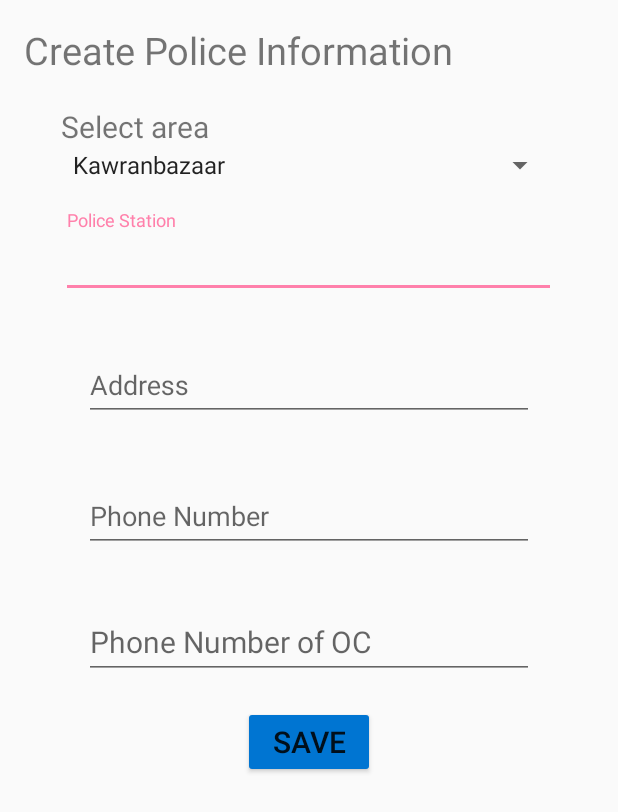
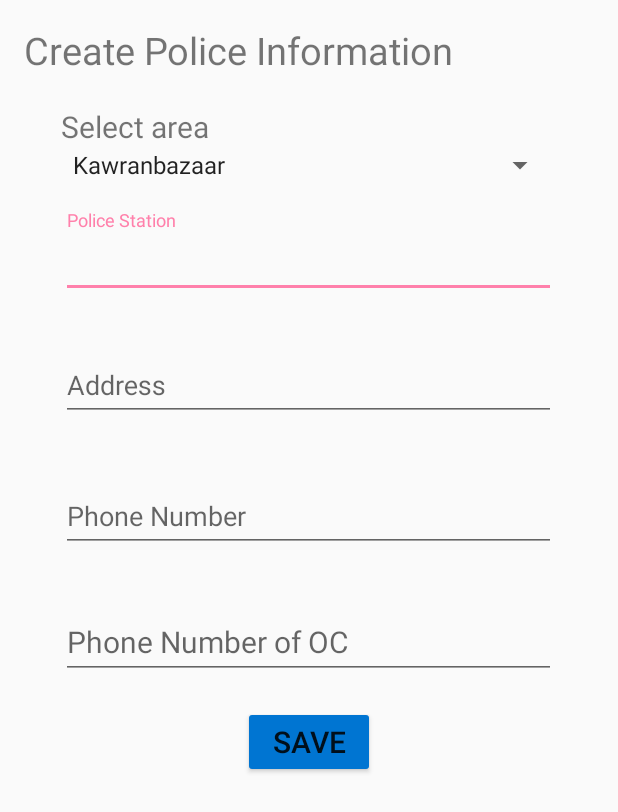
Before and after one commit to bdcosta07/EmergencyService, an Android app: the CreatePolice screen opened directly, with no data from a screen before it, on a phone screen of 412 x 824 dp. Shown: the top 812 px of the screen. Run offline under Robolectric (Android 15) with nearby library versions, the phone set to English and light mode, and no system bars.

Commit message:
correction EditText size

```diff
--- a/app/src/main/res/layout/activity_create_police.xml
+++ b/app/src/main/res/layout/activity_create_police.xml
@@ -56,7 +56,7 @@
 
         <EditText
             android:id="@+id/txtAddress"
-            android:layout_width="300dp"
+            android:layout_width="330dp"
             android:layout_height="wrap_content"
             android:layout_marginBottom="@dimen/margin_bottom"
             android:hint="@string/address"
@@ -72,7 +72,7 @@
 
         <EditText
             android:id="@+id/txtPhoneNo"
-            android:layout_width="300dp"
+            android:layout_width="330dp"
             android:layout_height="wrap_content"
             android:layout_marginBottom="10dp"
             android:hint="@string/phone_no"
@@ -89,7 +89,7 @@
 
         <EditText
             android:id="@+id/txtPhoneNoOc"
-            android:layout_width="300dp"
+            android:layout_width="330dp"
             android:layout_height="wrap_content"
             android:layout_marginBottom="10dp"
             android:hint="@string/phone_no_oc"
```
